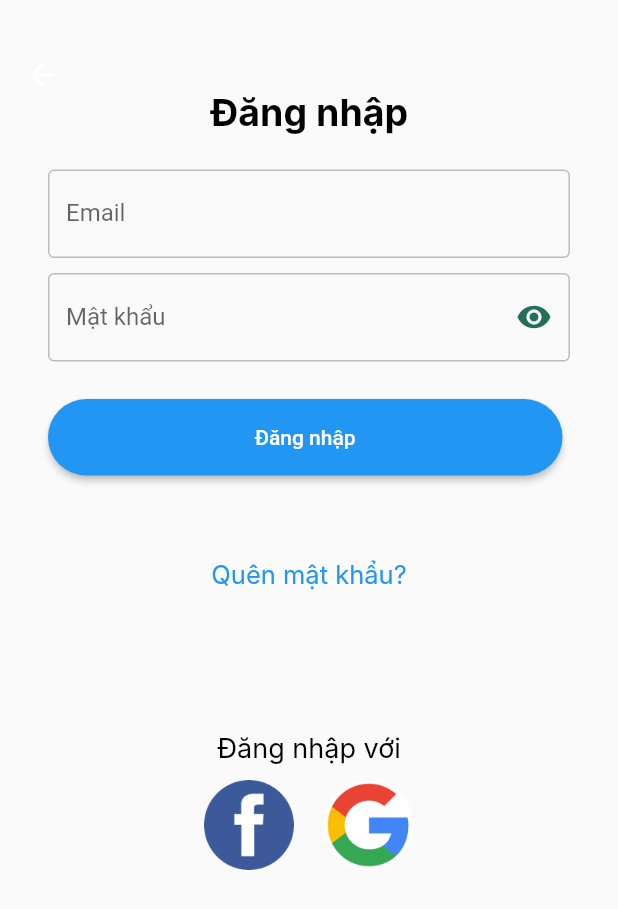
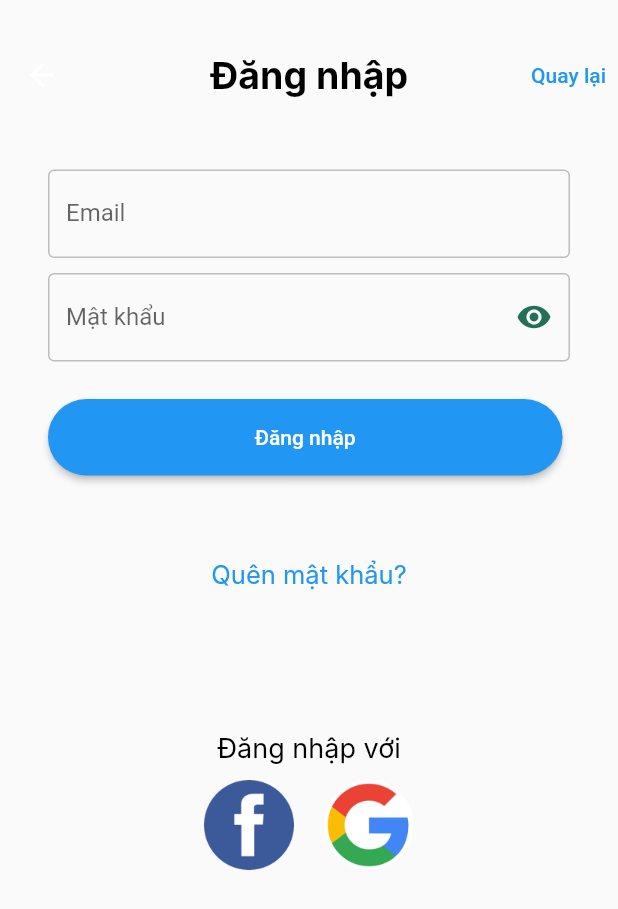
Before and after one commit to kieuvantuyen01/money0manager, a Flutter app: the PasswordForm screen opened directly with empty values, on a phone screen of 412 x 824 dp. Shown: the top 909 px of the screen. Run offline on Flutter 3.47's test engine with Material 2 defaults, Android fonts, the light colour scheme and no system bars; our stand-ins replace charts_flutter, cloud_firestore, firebase_auth, firebase_core, google_fonts, google_sign_in and 2 more; missing offline and left inert: flutter_facebook_auth, launch_review; accounts and stored records are empty; Roboto replaces fonts that are missing (Inter).

Commit message:
add cancel button for authentication

```diff
--- a/lib/screens/Authentication.dart
+++ b/lib/screens/Authentication.dart
@@ -52,11 +52,16 @@ class Authentication extends StatelessWidget {
     switch (loginState) {
       case ApplicationLoginState.loggedOut:
         return EmailForm(
-            callback: (email) => verifyEmail(
-                email, (e) => _showErrorDialog(context, 'Invalid email', e)));
+            callback: (email) =>
+                verifyEmail(
+                    email, (e) =>
+                    _showErrorDialog(context, 'Invalid email', e)));
       case ApplicationLoginState.password:
         return PasswordForm(
           email: email!,
+          cancel: () {
+            cancelRegistration();
+          },
           login: (email, password) {
             signInWithEmailAndPassword(email, password,
                     (e) => _showErrorDialog(context, 'Failed to sign in', e));
@@ -68,11 +73,9 @@ class Authentication extends StatelessWidget {
           cancel: () {
             cancelRegistration();
           },
-          registerAccount: (
-            email,
+          registerAccount: (email,
               displayName,
-            password,
-          ) {
+              password,) {
             registerAccount(
                 email,
                 displayName,
@@ -218,7 +221,8 @@ class _EmailFormState extends State<EmailForm> {
                 crossAxisAlignment: CrossAxisAlignment.start,
                 children: <Widget>[
                   Padding(
-                    padding: const EdgeInsets.symmetric(vertical: 5, horizontal: 24),
+                    padding:
+                    const EdgeInsets.symmetric(vertical: 5, horizontal: 24),
                     child: TextFormField(
                       controller: _controller,
                       decoration: CommonStyle.textFieldStyle(
@@ -343,7 +347,7 @@ class _RegisterFormState extends State<RegisterForm> {
       appBar: AppBar(
         centerTitle: true,
         title: Padding(
-          padding: EdgeInsets.only(top: 50),
+          padding: EdgeInsets.zero,
           child: TitleText1(
               text: 'Đăng ký',
               fontFamily: 'Inter',
@@ -356,6 +360,9 @@ class _RegisterFormState extends State<RegisterForm> {
         backgroundColor: Colors.transparent,
         toolbarHeight: 100,
         elevation: 0.0,
+        actions: [
+          StyledTextButton(onPressed: widget.cancel, child: Text('Quay lại'))
+        ],
       ),
       body: Column(
         children: <Widget>[
@@ -367,7 +374,8 @@ class _RegisterFormState extends State<RegisterForm> {
                 crossAxisAlignment: CrossAxisAlignment.start,
                 children: <Widget>[
                   Padding(
-                    padding: const EdgeInsets.symmetric(vertical: 5, horizontal: 24),
+                    padding:
+                    const EdgeInsets.symmetric(vertical: 5, horizontal: 24),
                     child: TextFormField(
                       controller: _emailController,
                       decoration: CommonStyle.textFieldStyle(
@@ -381,7 +389,8 @@ class _RegisterFormState extends State<RegisterForm> {
                     ),
                   ),
                   Padding(
-                    padding: const EdgeInsets.symmetric(vertical: 5, horizontal: 24),
+                    padding:
+                    const EdgeInsets.symmetric(vertical: 5, horizontal: 24),
                     child: TextFormField(
                       controller: _displayNameController,
                       decoration: CommonStyle.textFieldStyle(
@@ -395,7 +404,8 @@ class _RegisterFormState extends State<RegisterForm> {
                     ),
                   ),
                   Padding(
-                    padding: const EdgeInsets.symmetric(vertical: 5, horizontal: 24),
+                    padding:
+                    const EdgeInsets.symmetric(vertical: 5, horizontal: 24),
                     child: TextFormField(
                       controller: _passwordController,
                       decoration: CommonStyle.passwordFieldStyle(
@@ -485,13 +495,12 @@ class _RegisterFormState extends State<RegisterForm> {
 }
 
 class PasswordForm extends StatefulWidget {
-  const PasswordForm({
-    required this.login,
-    required this.email,
-  });
+  const PasswordForm(
+      {required this.login, required this.email, required this.cancel});
 
   final String email;
   final void Function(String email, String password) login;
+  final void Function() cancel;
 
   @override
   _PasswordFormState createState() => _PasswordFormState();
@@ -523,7 +532,7 @@ class _PasswordFormState extends State<PasswordForm> {
       appBar: AppBar(
         centerTitle: true,
         title: Padding(
-          padding: EdgeInsets.only(top: 50),
+          padding: EdgeInsets.zero,
           child: TitleText1(
               text: 'Đăng nhập',
               fontFamily: 'Inter',
@@ -536,6 +545,9 @@ class _PasswordFormState extends State<PasswordForm> {
         backgroundColor: Colors.transparent,
         toolbarHeight: 100,
         elevation: 0.0,
+        actions: [
+          StyledTextButton(onPressed: widget.cancel, child: Text('Quay lại'))
+        ],
       ),
       body: Column(
         children: <Widget>[
@@ -547,7 +559,8 @@ class _PasswordFormState extends State<PasswordForm> {
                 crossAxisAlignment: CrossAxisAlignment.start,
                 children: <Widget>[
                   Padding(
-                    padding: const EdgeInsets.symmetric(vertical: 5, horizontal: 24),
+                    padding:
+                    const EdgeInsets.symmetric(vertical: 5, horizontal: 24),
                     child: TextFormField(
                       controller: _emailController,
                       decoration: CommonStyle.textFieldStyle(
@@ -561,7 +574,8 @@ class _PasswordFormState extends State<PasswordForm> {
                     ),
                   ),
                   Padding(
-                    padding: const EdgeInsets.symmetric(vertical: 5, horizontal: 24),
+                    padding:
+                    const EdgeInsets.symmetric(vertical: 5, horizontal: 24),
                     child: TextFormField(
                       controller: _passwordController,
                       decoration: CommonStyle.passwordFieldStyle(
```
Lines whose indentation alone changed are shown as unchanged.
